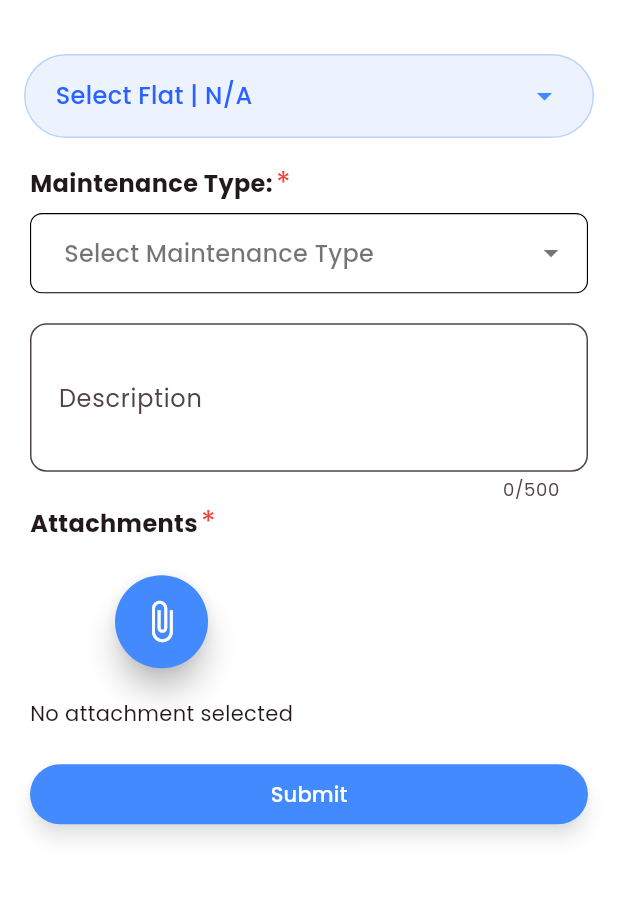
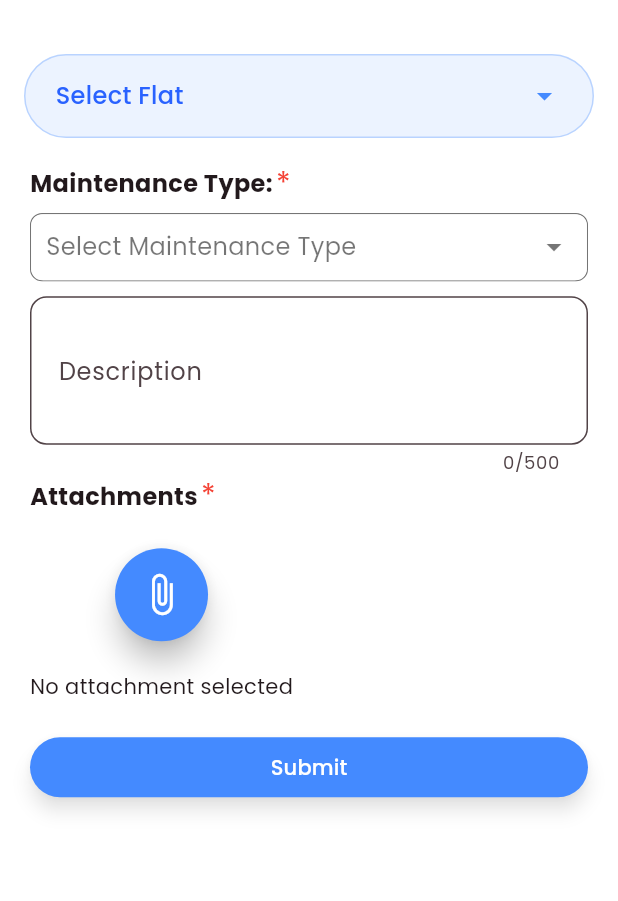
Before and after one commit to abdhmd2022/cshrealestatemobileapp-v1.0, a Flutter app: the MaintenanceTicketCreation screen opened directly, after a tap on "Submit", on a phone screen of 412 x 824 dp, the part 84-985 px from its top. Run offline on Flutter 3.47's test engine with Material 3 defaults, Android fonts, the phone set to English and light mode, and no system bars; drawn by our look-alikes of multi_select_flutter; our stand-ins replace country_picker, file_picker, fl_chart, flutter_colorpicker, flutter_rating_bar, flutter_switch and 6 more; accounts and stored records are empty.

Commit message:
"Commit for real estate mobile app v1.0"

```diff
--- a/lib/FollowupSalesInquiry.dart
+++ b/lib/FollowupSalesInquiry.dart
@@ -2868,6 +2868,10 @@ class _FollowupSaleInquiryPageState extends State<FollowupSalesInquiry> {
                                         return null;
                                       },
                                       decoration: InputDecoration(
+                                        floatingLabelStyle: TextStyle(
+                                          color: appbar_color, // Change label color when focused
+                                          fontWeight: FontWeight.normal,
+                                        ),
                                         hintText: 'Enter Remarks*',
                                         labelText: 'Remarks',
                                         contentPadding: EdgeInsets.all(15),
--- a/lib/MaintenanceTicketCreation.dart
+++ b/lib/MaintenanceTicketCreation.dart
@@ -8,6 +8,8 @@ import 'package:flutter/material.dart';
 import 'package:flutter/rendering.dart';
 import 'package:flutter/widgets.dart';
 import 'package:image_picker/image_picker.dart';
+import 'package:multi_select_flutter/dialog/multi_select_dialog_field.dart';
+import 'package:multi_select_flutter/util/multi_select_item.dart';
 import 'package:uuid/uuid.dart';
 import 'Sidebar.dart';
 import 'package:flutter/foundation.dart'; // For kIsWeb
@@ -49,6 +51,8 @@ class _MaintenanceTicketCreationPageState extends State<MaintenanceTicketCreatio
   MaintanceType? selectedMaintenanceType;
 
   List<MaintanceType> maintenance_types_list = [];
+  List<int> selectedMaintenanceTypeIds = []; // Store selected maintenance type IDs
+
 
   TextEditingController _descriptionController = TextEditingController();
   // TextEditingController _totalamountController = TextEditingController();
@@ -73,6 +77,7 @@ class _MaintenanceTicketCreationPageState extends State<MaintenanceTicketCreatio
   List<dynamic> _attachment = []; // List to store selected images
 
   final ImagePicker _picker = ImagePicker();
+
 
   void _showFlatPicker(BuildContext context) {
     if (flats == null || flats.isEmpty) {
@@ -119,20 +124,23 @@ class _MaintenanceTicketCreationPageState extends State<MaintenanceTicketCreatio
               child: CupertinoPicker(
                 scrollController: FixedExtentScrollController(
                   initialItem: flats.indexWhere((flat) =>
-                  flat['flat_masterid'] == (selectedFlat?['flat_masterid'] ?? 0)),
+                  flat['flat']['id'] == (selectedFlat?['flat']['id'] ?? 0)),
                 ),
                 itemExtent: 40,
                 onSelectedItemChanged: (index) {
                   setState(() {
                     selectedFlat = flats[index];
-                    print('Selected flat ID: ${flats[index]['flat_masterid']}');
+                    print('Selected flat ID: ${flats[index]['flat']['id']}');
                   });
                 },
                 children: flats.map((flat) {
+                  // Extract building and state names
+                  String buildingName = flat['flat']['building']['area']['name'] ?? "Unknown";
+                  String stateName = flat['flat']['building']['area']['state']['name'] ?? "N/A";
+
                   return Center(
                     child: Text(
-                      '${flat['flats']['flat_name'] ?? "Unknown"} | '
-                          '${flat['flats']['building_masterid']?.toString() ?? "N/A"}',
+                      '${flat['flat']['name'] ?? "Unknown"} | $buildingName, $stateName',
                       style: TextStyle(fontSize: 16),
                     ),
                   );
@@ -190,7 +198,7 @@ class _MaintenanceTicketCreationPageState extends State<MaintenanceTicketCreatio
 
     print('user id $user_id');
 
-    final url = '$BASE_URL_config/v1/tenents'; // Replace with your API endpoint
+    final url = '$BASE_URL_config/v1/tenents/$user_id'; // Replace with your API endpoint
     String token = 'Bearer $Company_Token'; // auth token for request
 
     print('url $url');
@@ -207,7 +215,7 @@ class _MaintenanceTicketCreationPageState extends State<MaintenanceTicketCreatio
         final Map<String, dynamic> data = json.decode(response.body);
         print('data: $data');
         setState(() {
-          Map<String, dynamic> user = data['data']['user'];
+          Map<String, dynamic> user = data['data']['tenent'];
 
            flats = user['flats'];
 
@@ -496,9 +504,11 @@ class _MaintenanceTicketCreationPageState extends State<MaintenanceTicketCreatio
                             mainAxisAlignment: MainAxisAlignment.spaceBetween,
                             children: [
                               Text(
-                                '${selectedFlat != null && selectedFlat!['flats'] != null ? selectedFlat!['flats']['flat_name'] ?? "Select Flat" : "Select Flat"}'
-                                    ' | '
-                                    '${selectedFlat != null && selectedFlat!['flats'] != null ? selectedFlat!['flats']['building_masterid']?.toString() ?? "N/A" : "N/A"}',
+                                selectedFlat != null
+                                    ? '${selectedFlat!['flat']['name'] ?? "Select Flat"} | '
+                                    '${selectedFlat!['flat']['building']['area']['name'] ?? "Unknown"}, '
+                                    '${selectedFlat!['flat']['building']['area']['state']['name'] ?? "N/A"}'
+                                    : "Select Flat",
                                 style: TextStyle(
                                   color: appbar_color.shade700,
                                   fontSize: 16,
@@ -506,7 +516,12 @@ class _MaintenanceTicketCreationPageState extends State<MaintenanceTicketCreatio
                                 ),
                               ),
                               Icon(Icons.arrow_drop_down, color: appbar_color),
-                            ])))),
+                            ],
+                          ),
+                        ),
+                      ),
+                    ),
+
 
                     Container(
                       margin: EdgeInsets.only(left: 20,right: 20,top: 0),
@@ -540,34 +555,50 @@ class _MaintenanceTicketCreationPageState extends State<MaintenanceTicketCreatio
                         ),
 
                         Container(
-                          padding: EdgeInsets.symmetric(horizontal: 12),
-                          margin: EdgeInsets.only(left: 0, right: 0, bottom: 20),
+                            margin: EdgeInsets.only(left: 0, right: 0, bottom: 10),
                             decoration: BoxDecoration(
                               color: Colors.white,
+
                               borderRadius: BorderRadius.circular(8),
-                            border: Border.all(color: Colors.black, width: 0.75),
+                              border: Border.all(color: Colors.black54, width: 0.75),
                             ),
-                          child: DropdownButtonFormField<MaintanceType>(
-                            value: selectedMaintenanceType, // Single selected value
-                            items: maintenance_types_list.map((type) {
-                              return DropdownMenuItem<MaintanceType>(
-                                value: type,
-                                child: Text(type.name),
-                              );
-                            }).toList(),
-                            decoration: InputDecoration(
-                              border: InputBorder.none, // Remove the default border
-                              contentPadding: EdgeInsets.symmetric(horizontal: 10, vertical: 14),
+                            child: MultiSelectDialogField<MaintanceType>(
+                              items: maintenance_types_list
+                                  .map((type) => MultiSelectItem<MaintanceType>(type, type.name))
+                                  .toList(),
+                              title: Text("Maintenance Types"),
+                              selectedColor: appbar_color,
+                              decoration: BoxDecoration(
+                                color: Colors.white,
+                                borderRadius: BorderRadius.all(Radius.circular(8)),
+
                               ),
-                            icon: Icon(Icons.arrow_drop_down, color: Colors.black54),
-                            hint: Text(
-                              "Select Maintenance Type",
-                              style: TextStyle(color: Colors.black54, fontSize: 16),
+                              buttonIcon: Icon(
+                                Icons.arrow_drop_down,
+                                color: Colors.black54,
                               ),
-                            onChanged: (value) {
+                              buttonText: Text(
+                                selectedMaintenanceTypeIds.isEmpty
+                                    ? "Select Maintenance Type"
+                                    : maintenance_types_list
+                                    .where((type) => selectedMaintenanceTypeIds.contains(type.id))
+                                    .map((type) => type.name)
+                                    .join(", "), // Show selected items as comma-separated values
+                                style: TextStyle(
+                                  color: Colors.black54,
+                                  fontSize: 16,
+                                ),
+                                overflow: TextOverflow.ellipsis,
+                              ),
+                              onConfirm: (List<MaintanceType> values) {
                                 setState(() {
-                                selectedMaintenanceType = value; // Store a single value
-                              });}))
+                                  selectedMaintenanceTypeIds = values.map((type) => type.id).toList();
+                                });
+                              },
+
+                            ))
+
+
 
                         /* Container(
                           padding: EdgeInsets.symmetric(horizontal: 12),
@@ -638,6 +669,10 @@ class _MaintenanceTicketCreationPageState extends State<MaintenanceTicketCreatio
                                   decoration: InputDecoration(
                                     hintText: 'Enter Description',
                                     labelText: 'Description',
+                                    floatingLabelStyle: TextStyle(
+                                      color: appbar_color, // Change label color when focused
+                                      fontWeight: FontWeight.normal,
+                                    ),
                                     contentPadding: EdgeInsets.all(15),
                                     border: OutlineInputBorder(
                                       borderRadius: BorderRadius.circular(11), // Set the border radius
@@ -890,16 +925,16 @@ class _MaintenanceTicketCreationPageState extends State<MaintenanceTicketCreatio
           Future<void> sendFormData() async {
 
           try {
-            final String url = "$BASE_URL_config/v1/maintenance";
+            final String url = "$BASE_URL_config/v1/tenent/maintenance";
 
             var uuid = Uuid();
             String uuidValue = uuid.v4();
 
             final Map<String, dynamic> requestBody = {
               "uuid": uuidValue,
-              "maintenance_type_id": selectedMaintenanceType!.id,
-              "flat_masterid": selectedFlat?['flat_masterid'],
+              "flat_id": selectedFlat?['flat']['id'], // Updated key from flat_masterid to flat_id
               "description": _descriptionController.text,
+              "types": maintenance_types_list.map((type) => type.id).toList(), // Converts the list of objects to a list of IDs
             };
 
             final response = await http.post(
--- a/lib/MaintenanceTicketFollowUp.dart
+++ b/lib/MaintenanceTicketFollowUp.dart
@@ -460,7 +460,10 @@ class _MaintenanceFollowUpScreenState extends State<MaintenanceFollowUpScreen>
                 decoration: InputDecoration(
                   hintText: 'Enter Remarks*',
                   labelText: "Remarks",
-
+                  floatingLabelStyle: TextStyle(
+                    color: appbar_color, // Change label color when focused
+                    fontWeight: FontWeight.normal,
+                  ),
                   contentPadding: EdgeInsets.all(15),
                   border: OutlineInputBorder(
                     borderRadius: BorderRadius.circular(10), // Set the border radius
--- a/lib/MaintenanceTicketTransfer.dart
+++ b/lib/MaintenanceTicketTransfer.dart
@@ -419,11 +419,16 @@ class _MaintenanceTicketTransferPageState extends State<MaintenanceTicketTransfe
                                               }
                                               return null;
                                             },
+
                                             maxLength: 500, // Limit input to 500 characters
                                             maxLines: 3, // A
                                             decoration: InputDecoration(
                                               labelText: "Remarks",
                                               hintText: 'Enter Remarks*',
+                                              floatingLabelStyle: TextStyle(
+                                                color: appbar_color, // Change label color when focused
+                                                fontWeight: FontWeight.normal,
+                                              ),
                                               contentPadding: EdgeInsets.all(15),
                                               border: OutlineInputBorder(
                                                 borderRadius: BorderRadius.circular(10), // Set the border radius
--- a/lib/SalesInquiryTransfer.dart
+++ b/lib/SalesInquiryTransfer.dart
@@ -438,6 +438,10 @@ class _SalesInquiryTransferPageState extends State<SalesInquiryTransfer> with Ti
                                           maxLength: 500, // Limit input to 500 characters
                                           maxLines: 3, // A
                                           decoration: InputDecoration(
+                                            floatingLabelStyle: TextStyle(
+                                              color: appbar_color, // Change label color when focused
+                                              fontWeight: FontWeight.normal,
+                                            ),
                                             hintText: 'Enter Remarks',
                                             labelText: 'Remarks',
                                             contentPadding: EdgeInsets.all(15),
```
Also changed, not shown: lib/CreateSalesInquiry.dart (+42 -7 lines). Lines whose indentation alone changed are shown as unchanged.
